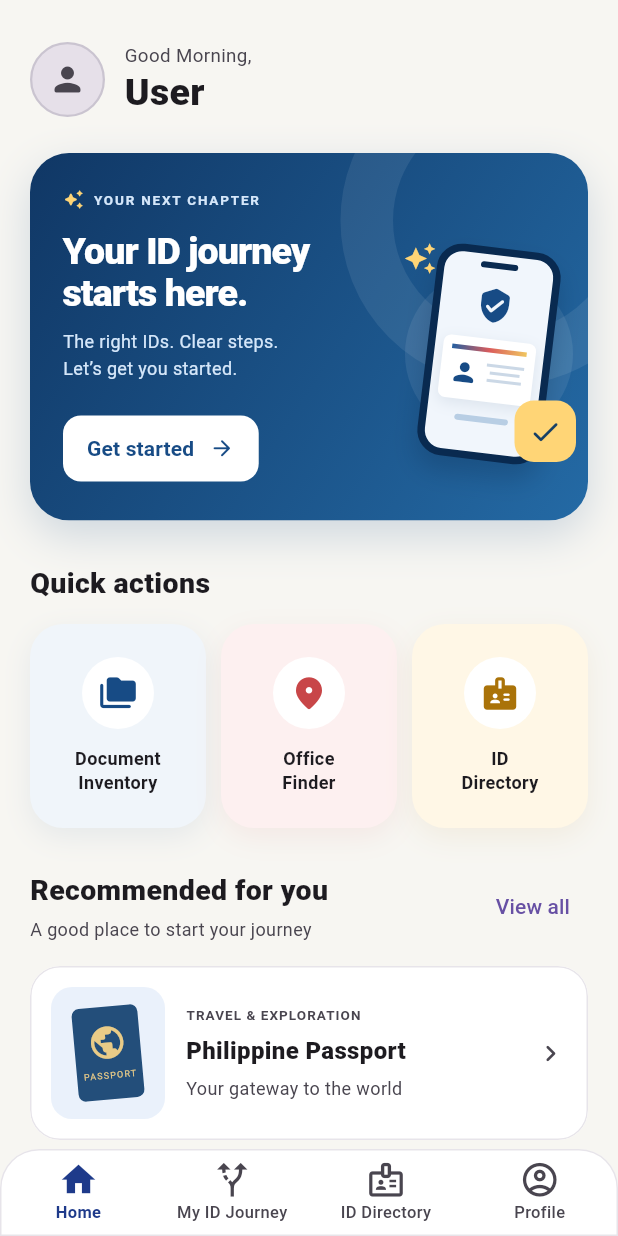
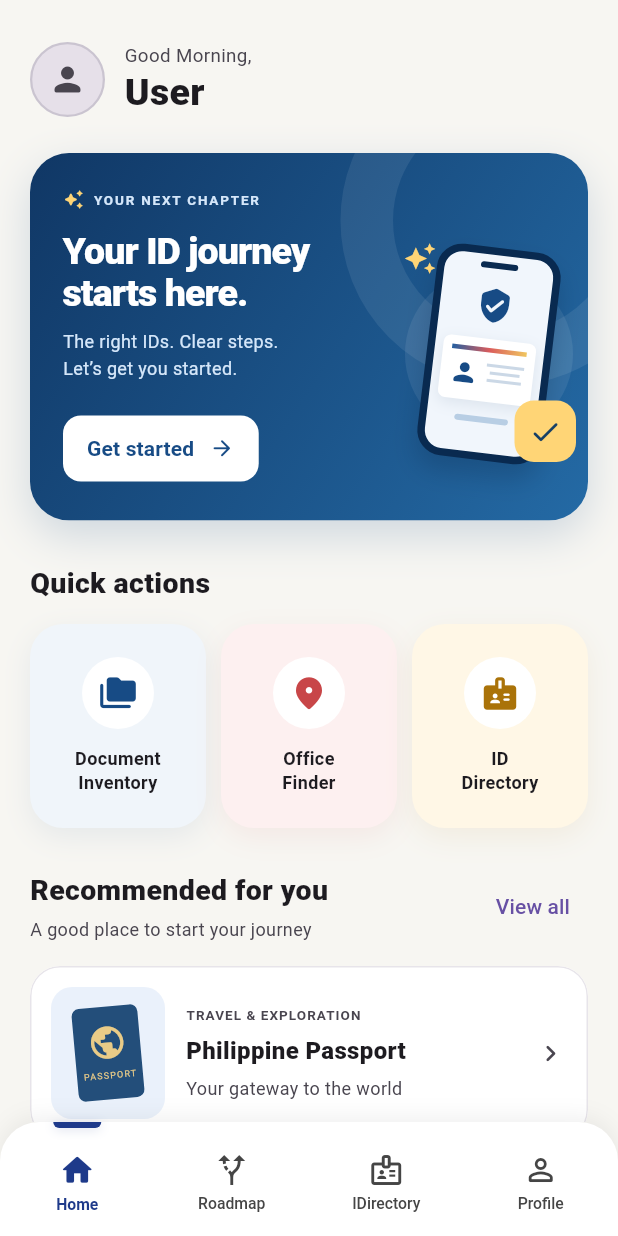
Before and after one commit to ReyesKyleJara/IDireksyon-frontend, a Flutter app: the ResidentAppShell screen opened by its route, on a phone screen of 412 x 824 dp. Run offline on Flutter 3.47's test engine with Material 3 defaults, Android fonts, the phone set to English and light mode, and no system bars; our stand-ins replace flutter_map, flutter_svg, geolocator, image_picker, latlong2, lottie and 1 more; accounts and stored records are empty; network calls fail; Roboto replaces fonts that are missing (Google Sans).

Commit message:
Improved Navigation Bar

```diff
--- a/lib/features/shell/resident_app_shell.dart
+++ b/lib/features/shell/resident_app_shell.dart
@@ -16,6 +16,7 @@ class ResidentAppShell extends StatefulWidget {
     this.journeyConfirmed = false,
     this.journeys = const [],
   });
+
   final int initialIndex;
   final bool journeyConfirmed;
   final List<IdJourney> journeys;
@@ -27,13 +28,11 @@ class ResidentAppShell extends StatefulWidget {
 class _ResidentAppShellState extends State<ResidentAppShell> {
   late int _currentIndex = widget.initialIndex;
 
-  static const Color primaryBlue = Color(0xFF1E3A8A);
-
   late final List<IdJourney> _journeys = widget.journeys.isNotEmpty
       ? List.of(widget.journeys)
       : widget.journeyConfirmed
-      ? [IdJourney()]
-      : [];
+          ? [IdJourney()]
+          : [];
 
   late final List<Widget> _pages = [
     HomeScreen(
@@ -41,114 +40,303 @@ class _ResidentAppShellState extends State<ResidentAppShell> {
       onOpenJourney: (journey) {
         setState(() {
           journey.minimized = false;
+
           _pages[1] = ActiveJourneyScreen(
             key: ObjectKey(journey),
             journeys: _journeys,
             initialJourney: journey,
           );
+
           _currentIndex = 1;
         });
       },
     ),
     _journeys.isNotEmpty
-        ? ActiveJourneyScreen(journeys: _journeys)
+        ? ActiveJourneyScreen(
+            journeys: _journeys,
+          )
         : RoadmapScreen(
-            onOpenDirectory: () => setState(() => _currentIndex = 2),
+            onOpenDirectory: () {
+              setState(() {
+                _currentIndex = 2;
+              });
+            },
           ),
     const IdsScreen(),
     const ProfileScreen(),
   ];
 
+  void _changeTab(int index) {
+    if (_currentIndex == index) return;
+
+    FocusManager.instance.primaryFocus?.unfocus();
+
+    setState(() {
+      _currentIndex = index;
+    });
+  }
+
   @override
   Widget build(BuildContext context) {
-    final colorScheme = Theme.of(context).colorScheme;
-
     return Scaffold(
       body: IndexedStack(
         index: _currentIndex,
         children: [
           for (var i = 0; i < _pages.length; i++)
-            MotionTab(active: i == _currentIndex, child: _pages[i]),
+            MotionTab(
+              active: i == _currentIndex,
+              child: _pages[i],
+            ),
         ],
       ),
+      bottomNavigationBar: _ResidentBottomBar(
+        currentIndex: _currentIndex,
+        onTap: _changeTab,
+      ),
+    );
+  }
+}
 
-      bottomNavigationBar: Padding(
-        padding: EdgeInsets.zero,
-        child: Container(
-          decoration: BoxDecoration(
-            color: colorScheme.brightness == Brightness.dark
-                ? colorScheme.surfaceContainer
-                : Colors.white,
-            borderRadius: const BorderRadius.vertical(top: Radius.circular(26)),
-            border: Border.all(
-              color: colorScheme.outlineVariant.withValues(alpha: 0.45),
+class _ResidentBottomBar extends StatelessWidget {
+  const _ResidentBottomBar({
+    required this.currentIndex,
+    required this.onTap,
+  });
+
+  final int currentIndex;
+  final ValueChanged<int> onTap;
+
+  static const Color primaryBlue = Color(0xFF1E3A8A);
+  static const Color accentGold = Color(0xFF1E3A8A);
+
+  static const List<_NavItemData> items = [
+    _NavItemData(
+      label: 'Home',
+      icon: Icons.home_outlined,
+      activeIcon: Icons.home_rounded,
+    ),
+    _NavItemData(
+      label: 'Roadmap',
+      icon: Icons.alt_route_outlined,
+      activeIcon: Icons.alt_route_rounded,
+    ),
+    _NavItemData(
+      label: 'IDirectory',
+      icon: Icons.badge_outlined,
+      activeIcon: Icons.badge_rounded,
+    ),
+    _NavItemData(
+      label: 'Profile',
+      icon: Icons.person_outline_rounded,
+      activeIcon: Icons.person_rounded,
+    ),
+  ];
+
+  @override
+  Widget build(BuildContext context) {
+    final colorScheme = Theme.of(context).colorScheme;
+    final isDark = colorScheme.brightness == Brightness.dark;
+
+    final barColor =
+        isDark ? const Color(0xFF111111) : Colors.white;
+
+    final inactiveColor = isDark
+        ? Colors.white.withValues(alpha: 0.72)
+        : const Color(0xFF454545);
+
+    final activeColor =
+        isDark ? const Color(0xFF8EBBFF) : primaryBlue;
+
+    return Container(
+      width: double.infinity,
+      decoration: BoxDecoration(
+        color: barColor,
+        borderRadius: const BorderRadius.vertical(
+          top: Radius.circular(26),
+        ),
+        boxShadow: [
+          BoxShadow(
+            color: Colors.black.withValues(
+              alpha: isDark ? 0.16 : 0.06,
             ),
+            blurRadius: 12,
+            offset: const Offset(0, -3),
           ),
-          child: ClipRRect(
-            borderRadius: const BorderRadius.vertical(top: Radius.circular(26)),
-            child: BottomNavigationBar(
-              currentIndex: _currentIndex,
+        ],
+      ),
+      child: SafeArea(
+        top: false,
+        child: SizedBox(
+          height: 76,
+          child: LayoutBuilder(
+            builder: (context, constraints) {
+              const indicatorWidth = 32.0;
+              const indicatorHeight = 4.0;
 
-              onTap: (index) {
-                if (index == _currentIndex) return;
-                FocusManager.instance.primaryFocus?.unfocus();
-                setState(() {
-                  _currentIndex = index;
-                });
-              },
+              final tabWidth =
+                  constraints.maxWidth / items.length;
 
-              type: BottomNavigationBarType.fixed,
+              final indicatorLeft =
+                  tabWidth * currentIndex +
+                  (tabWidth - indicatorWidth) / 2;
 
-              backgroundColor: Colors.transparent,
-              elevation: 0,
-              iconSize: 27,
-              selectedFontSize: 11,
-              unselectedFontSize: 11,
+              return Stack(
+                clipBehavior: Clip.none,
+                children: [
+                  // Navigation items.
+                  Positioned.fill(
+                    child: Row(
+                      crossAxisAlignment:
+                          CrossAxisAlignment.stretch,
+                      children: [
+                        for (var index = 0;
+                            index < items.length;
+                            index++)
+                          Expanded(
+                            child: _BottomBarItem(
+                              item: items[index],
+                              selected: currentIndex == index,
+                              activeColor: activeColor,
+                              inactiveColor: inactiveColor,
+                              onTap: () => onTap(index),
+                            ),
+                          ),
+                      ],
+                    ),
+                  ),
 
-              selectedItemColor: colorScheme.brightness == Brightness.dark
-                  ? Colors.blue.shade200
-                  : primaryBlue,
+                  // One shared indicator gliding between tabs.
+                  AnimatedPositioned(
+                    duration: const Duration(milliseconds: 350),
+                    curve: Curves.easeInOutCubic,
+                    left: indicatorLeft,
+                    top: 0,
+                    width: indicatorWidth,
+                    height: indicatorHeight,
+                    child: IgnorePointer(
+                      child: DecoratedBox(
+                        decoration: BoxDecoration(
+                          color: accentGold,
+                          borderRadius:
+                              const BorderRadius.vertical(
+                            bottom: Radius.circular(6),
+                          ),
+                          boxShadow: [
+                            BoxShadow(
+                              color: accentGold.withValues(
+                                alpha: 0.18,
+                              ),
+                              blurRadius: 5,
+                              offset: const Offset(0, 1),
+                            ),
+                          ],
+                        ),
+                      ),
+                    ),
+                  ),
+                ],
+              );
+            },
+          ),
+        ),
+      ),
+    );
+  }
+}
 
-              unselectedItemColor: colorScheme.onSurfaceVariant,
+class _BottomBarItem extends StatelessWidget {
+  const _BottomBarItem({
+    required this.item,
+    required this.selected,
+    required this.activeColor,
+    required this.inactiveColor,
+    required this.onTap,
+  });
 
-              selectedLabelStyle: const TextStyle(
-                fontWeight: FontWeight.w700,
-                fontSize: 11,
-                height: 1.5,
+  final _NavItemData item;
+  final bool selected;
+  final Color activeColor;
+  final Color inactiveColor;
+  final VoidCallback onTap;
+
+  @override
+  Widget build(BuildContext context) {
+    return Semantics(
+      button: true,
+      selected: selected,
+      label: item.label,
+      child: MouseRegion(
+        cursor: SystemMouseCursors.click,
+        child: GestureDetector(
+          behavior: HitTestBehavior.opaque,
+          onTap: onTap,
+          child: SizedBox.expand(
+            child: Padding(
+              padding: const EdgeInsets.only(top: 5),
+              child: Column(
+                mainAxisAlignment: MainAxisAlignment.center,
+                children: [
+                  // Refined icon transition without a click overlay.
+                  AnimatedSwitcher(
+                    duration: const Duration(milliseconds: 280),
+                    switchInCurve: Curves.easeOutCubic,
+                    switchOutCurve: Curves.easeInCubic,
+                    transitionBuilder: (child, animation) {
+                      final scaleAnimation =
+                          Tween<double>(
+                        begin: 0.92,
+                        end: 1.0,
+                      ).animate(
+                        CurvedAnimation(
+                          parent: animation,
+                          curve: Curves.easeOutCubic,
+                        ),
+                      );
+
+                      return FadeTransition(
+                        opacity: animation,
+                        child: ScaleTransition(
+                          scale: scaleAnimation,
+                          child: child,
+                        ),
+                      );
+                    },
+                    child: Icon(
+                      selected ? item.activeIcon : item.icon,
+                      key: ValueKey(selected),
+                      size: selected ? 25 : 24,
+                      color: selected
+                          ? activeColor
+                          : inactiveColor,
+                    ),
+                  ),
+
+                  const SizedBox(height: 5),
+
+                  // Labels stay visible and transition smoothly.
+                  AnimatedDefaultTextStyle(
+                    duration: const Duration(milliseconds: 300),
+                    curve: Curves.easeInOut,
+                    style: TextStyle(
+                      fontSize: 10.5,
+                      height: 1.1,
+                      fontWeight: selected
+                          ? FontWeight.w700
+                          : FontWeight.w500,
+                      color: selected
+                          ? activeColor
+                          : inactiveColor,
+                    ),
+                    child: Text(
+                      item.label,
+                      maxLines: 1,
+                      softWrap: false,
+                      overflow: TextOverflow.visible,
+                      textAlign: TextAlign.center,
+                    ),
+                  ),
+                ],
               ),
-
-              unselectedLabelStyle: const TextStyle(
-                fontWeight: FontWeight.w500,
-                fontSize: 11,
-                height: 1.5,
-              ),
-
-              items: const [
-                BottomNavigationBarItem(
-                  icon: Icon(Icons.home_outlined),
-                  activeIcon: Icon(Icons.home),
-                  label: 'Home',
-                ),
-
-                BottomNavigationBarItem(
-                  // Route icon represents the user's ID journey.
-                  icon: Icon(Icons.alt_route_outlined),
-                  activeIcon: Icon(Icons.alt_route),
-                  label: 'My ID Journey',
-                ),
-
-                BottomNavigationBarItem(
-                  icon: Icon(Icons.badge_outlined),
-                  activeIcon: Icon(Icons.badge),
-                  label: 'ID Directory',
-                ),
-
-                BottomNavigationBarItem(
-                  icon: Icon(Icons.account_circle_outlined),
-                  activeIcon: Icon(Icons.account_circle),
-                  label: 'Profile',
-                ),
-              ],
             ),
           ),
         ),
@@ -156,3 +344,15 @@ class _ResidentAppShellState extends State<ResidentAppShell> {
     );
   }
 }
+
+class _NavItemData {
+  const _NavItemData({
+    required this.label,
+    required this.icon,
+    required this.activeIcon,
+  });
+
+  final String label;
+  final IconData icon;
+  final IconData activeIcon;
+}
```
